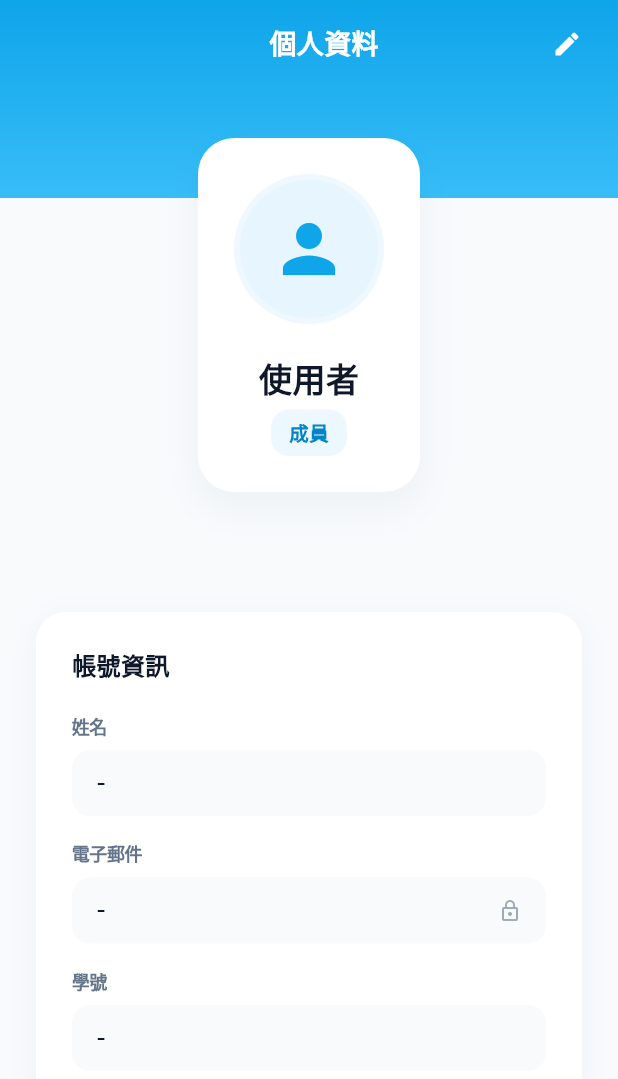
After one commit to willard302/zen_club_management_flutter, a Flutter app: the ProfileScreen screen opened by its route, on a phone screen of 412 x 824 dp. The commit adds this screen. Shown: the top 1079 px of the screen. Run offline on Flutter 3.47's test engine with Material 3 defaults, Android fonts, the phone set to English and light mode, and no system bars; our stand-ins replace audioplayers, flutter_dotenv, font_awesome_flutter, google_fonts, image_picker, supabase_flutter and 1 more; accounts and stored records are empty; network calls fail.

Commit message:
feat: 新增個人資料頁面
- 建立 lib/screens/profile_screen.dart：完整的個人資料管理頁面
  * 顯示用戶頭像、姓名、角色
  * 顯示帳號資訊（姓名、電子郵件、學號）
  * 編輯模式支持（NAME 和 STUDENT ID）
  * 儲存功能預留（待實現）
- 更新 lib/constants/app_routes.dart：添加 profile 路由
- 更新 lib/main.dart：註冊個人資料屏幕到路由系統
- 更新 lib/screens/settings_screen.dart：
  * 增強 _buildSettingItem 支持 onTap 回調
  * 「個人資訊」鏈接現在導航到個人資料頁面
- 移除 ledger_screen 中無用的 app_routes 導入
- 設計遵循現有風格：藍色漸層頭部、圓角卡片設計

```diff
--- a/lib/constants/app_routes.dart
+++ b/lib/constants/app_routes.dart
@@ -15,6 +15,9 @@ class AppRoutes {
   static const String statistics = '/statistics';
   static const String settings = '/settings';
 
+  // 個人資料
+  static const String profile = '/profile';
+
   // 編輯/詳情頁
   static const String clubLedgerEdit = '/club-ledger-edit';
 
@@ -29,6 +32,7 @@ class AppRoutes {
       calendar,
       statistics,
       settings,
+      profile,
       clubLedgerEdit,
     ];
   }
--- a/lib/main.dart
+++ b/lib/main.dart
@@ -10,6 +10,7 @@ import 'package:app/screens/ledger_screen.dart';
 import 'package:app/screens/calendar_screen.dart';
 import 'package:app/screens/settings_screen.dart';
 import 'package:app/screens/statistics_screen.dart';
+import 'package:app/screens/profile_screen.dart';
 import 'package:app/screens/club_ledger_edit_screen.dart';
 import 'package:app/providers/timer_provider.dart';
 import 'package:app/providers/ledger_provider.dart';
@@ -73,6 +74,7 @@ class ClubLedgerApp extends StatelessWidget {
         AppRoutes.calendar: (context) => const CalendarScreen(),
         AppRoutes.statistics: (context) => const StatisticsScreen(),
         AppRoutes.settings: (context) => const SettingsScreen(),
+        AppRoutes.profile: (context) => const ProfileScreen(),
         AppRoutes.clubLedgerEdit: (context) => const ClubLedgerEditScreen(),
       },
     );
--- a/lib/screens/ledger_screen.dart
+++ b/lib/screens/ledger_screen.dart
@@ -4,7 +4,6 @@ import 'package:app/theme/app_theme.dart';
 import 'package:app/providers/ledger_provider.dart';
 import 'package:app/screens/club_ledger_edit_screen.dart';
 import 'package:app/models/transaction.dart';
-import 'package:app/constants/app_routes.dart';
 import 'package:intl/intl.dart';
 import 'package:table_calendar/table_calendar.dart';
 
--- /dev/null
+++ b/lib/screens/profile_screen.dart
@@ -0,0 +1,340 @@
+import 'package:flutter/material.dart';
+import 'package:provider/provider.dart';
+import 'package:app/theme/app_theme.dart';
+import 'package:app/providers/user_provider.dart';
+
+class ProfileScreen extends StatefulWidget {
+  const ProfileScreen({super.key});
+
+  @override
+  State<ProfileScreen> createState() => _ProfileScreenState();
+}
+
+class _ProfileScreenState extends State<ProfileScreen> {
+  bool _isEditing = false;
+  late TextEditingController _nameController;
+  late TextEditingController _emailController;
+  late TextEditingController _studentIdController;
+
+  @override
+  void initState() {
+    super.initState();
+    final userProvider = context.read<UserProvider>();
+    _nameController = TextEditingController(text: userProvider.currentUser?.name ?? '');
+    _emailController = TextEditingController(text: userProvider.currentUser?.email ?? '');
+    _studentIdController = TextEditingController(text: userProvider.currentUser?.studentId ?? '');
+  }
+
+  @override
+  void dispose() {
+    _nameController.dispose();
+    _emailController.dispose();
+    _studentIdController.dispose();
+    super.dispose();
+  }
+
+  @override
+  Widget build(BuildContext context) {
+    return Scaffold(
+      backgroundColor: AppTheme.backgroundLight,
+      body: SafeArea(
+        bottom: false,
+        child: SingleChildScrollView(
+          child: ConstrainedBox(
+            constraints: BoxConstraints(
+              minHeight: MediaQuery.of(context).size.height -
+                         MediaQuery.of(context).padding.top -
+                         MediaQuery.of(context).padding.bottom,
+            ),
+            child: Column(
+              children: [
+                _buildHeader(),
+                _buildProfileContent(context),
+              ],
+            ),
+          ),
+        ),
+      ),
+    );
+  }
+
+  Widget _buildHeader() {
+    return Container(
+      padding: const EdgeInsets.only(top: 16, bottom: 90, left: 24, right: 24),
+      decoration: const BoxDecoration(
+        gradient: LinearGradient(
+          begin: Alignment.topCenter,
+          end: Alignment.bottomCenter,
+          colors: [AppTheme.skyBlue, Color(0xFF38BDF8)],
+        ),
+      ),
+      child: Row(
+        mainAxisAlignment: MainAxisAlignment.spaceBetween,
+        children: [
+          const SizedBox(width: 40),
+          const Text(
+            '個人資料',
+            style: TextStyle(
+              color: Colors.white,
+              fontSize: 18,
+              fontWeight: FontWeight.w600,
+            ),
+          ),
+          GestureDetector(
+            onTap: () {
+              setState(() {
+                _isEditing = !_isEditing;
+              });
+            },
+            child: Icon(
+              _isEditing ? Icons.close : Icons.edit,
+              color: Colors.white,
+              size: 20,
+            ),
+          ),
+        ],
+      ),
+    );
+  }
+
+  Widget _buildProfileContent(BuildContext context) {
+    return Padding(
+      padding: const EdgeInsets.symmetric(horizontal: 24),
+      child: Column(
+        children: [
+          Transform.translate(
+            offset: const Offset(0, -40),
+            child: _buildProfileCard(),
+          ),
+          _buildInfoSection(context),
+          const SizedBox(height: 100),
+        ],
+      ),
+    );
+  }
+
+  Widget _buildProfileCard() {
+    return Consumer<UserProvider>(
+      builder: (context, userProvider, child) {
+        final user = userProvider.currentUser;
+        return Container(
+          padding: const EdgeInsets.all(24),
+          decoration: BoxDecoration(
+            color: Colors.white,
+            borderRadius: BorderRadius.circular(24),
+            boxShadow: [
+              BoxShadow(
+                color: const Color(0xFF0C4A6E).withValues(alpha: 0.05),
+                blurRadius: 20,
+                offset: const Offset(0, 10),
+              )
+            ],
+          ),
+          child: Column(
+            children: [
+              Stack(
+                alignment: Alignment.bottomRight,
+                children: [
+                  Container(
+                    width: 100,
+                    height: 100,
+                    decoration: BoxDecoration(
+                      color: AppTheme.skyLight.withValues(alpha: 0.8),
+                      shape: BoxShape.circle,
+                      border: Border.all(
+                        color: Colors.white.withValues(alpha: 0.3),
+                        width: 4,
+                      ),
+                    ),
+                    child: const Icon(
+                      Icons.person,
+                      color: AppTheme.skyBlue,
+                      size: 52,
+                    ),
+                  ),
+                ],
+              ),
+              const SizedBox(height: 20),
+              Text(
+                user?.name ?? '使用者',
+                style: const TextStyle(
+                  fontSize: 22,
+                  fontWeight: FontWeight.bold,
+                  color: AppTheme.textDark,
+                ),
+              ),
+              const SizedBox(height: 6),
+              Container(
+                padding: const EdgeInsets.symmetric(horizontal: 12, vertical: 6),
+                decoration: BoxDecoration(
+                  color: AppTheme.skyLight.withValues(alpha: 0.6),
+                  borderRadius: BorderRadius.circular(12),
+                ),
+                child: Text(
+                  user?.role ?? '成員',
+                  style: const TextStyle(
+                    fontSize: 13,
+                    fontWeight: FontWeight.w600,
+                    color: AppTheme.skyDeep,
+                  ),
+                ),
+              ),
+            ],
+          ),
+        );
+      },
+    );
+  }
+
+  Widget _buildInfoSection(BuildContext context) {
+    return Consumer<UserProvider>(
+      builder: (context, userProvider, child) {
+        return Container(
+          margin: const EdgeInsets.only(top: 40),
+          padding: const EdgeInsets.all(24),
+          decoration: BoxDecoration(
+            color: Colors.white,
+            borderRadius: BorderRadius.circular(20),
+            boxShadow: [
+              BoxShadow(
+                color: const Color(0xFF0C4A6E).withValues(alpha: 0.04),
+                blurRadius: 16,
+                offset: const Offset(0, 4),
+              )
+            ],
+          ),
+          child: Column(
+            crossAxisAlignment: CrossAxisAlignment.start,
+            children: [
+              Row(
+                mainAxisAlignment: MainAxisAlignment.spaceBetween,
+                children: [
+                  const Text(
+                    '帳號資訊',
+                    style: TextStyle(
+                      fontSize: 16,
+                      fontWeight: FontWeight.bold,
+                      color: AppTheme.textDark,
+                    ),
+                  ),
+                  if (_isEditing)
+                    ElevatedButton(
+                      onPressed: _saveChanges,
+                      style: ElevatedButton.styleFrom(
+                        backgroundColor: AppTheme.skyBlue,
+                        padding: const EdgeInsets.symmetric(horizontal: 16, vertical: 8),
+                        shape: RoundedRectangleBorder(
+                          borderRadius: BorderRadius.circular(8),
+                        ),
+                      ),
+                      child: const Text(
+                        '保存',
+                        style: TextStyle(
+                          color: Colors.white,
+                          fontSize: 12,
+                          fontWeight: FontWeight.w600,
+                        ),
+                      ),
+                    ),
+                ],
+              ),
+              const SizedBox(height: 20),
+              _buildInfoField('姓名', userProvider.currentUser?.name ?? '-', _nameController),
+              const SizedBox(height: 16),
+              _buildInfoField('電子郵件', userProvider.currentUser?.email ?? '-', _emailController),
+              const SizedBox(height: 16),
+              _buildInfoField('學號', userProvider.currentUser?.studentId ?? '-', _studentIdController),
+            ],
+          ),
+        );
+      },
+    );
+  }
+
+  Widget _buildInfoField(String label, String value, TextEditingController controller) {
+    return Column(
+      crossAxisAlignment: CrossAxisAlignment.start,
+      children: [
+        Text(
+          label,
+          style: const TextStyle(
+            fontSize: 12,
+            fontWeight: FontWeight.w600,
+            color: AppTheme.textLight,
+            letterSpacing: -0.3,
+          ),
+        ),
+        const SizedBox(height: 8),
+        if (_isEditing && label != '電子郵件')
+          Container(
+            decoration: BoxDecoration(
+              color: AppTheme.backgroundLight,
+              borderRadius: BorderRadius.circular(12),
+              border: Border.all(
+                color: AppTheme.skyLight.withValues(alpha: 0.5),
+                width: 1,
+              ),
+            ),
+            child: TextField(
+              controller: controller,
+              enabled: _isEditing,
+              style: const TextStyle(
+                fontSize: 14,
+                fontWeight: FontWeight.w500,
+                color: AppTheme.textDark,
+              ),
+              decoration: InputDecoration(
+                border: InputBorder.none,
+                contentPadding: const EdgeInsets.symmetric(horizontal: 16, vertical: 12),
+                hintText: label,
+                hintStyle: const TextStyle(
+                  color: AppTheme.textLight,
+                  fontSize: 14,
+                ),
+              ),
+            ),
+          )
+        else
+          Container(
+            padding: const EdgeInsets.symmetric(horizontal: 16, vertical: 12),
+            decoration: BoxDecoration(
+              color: AppTheme.backgroundLight,
+              borderRadius: BorderRadius.circular(12),
+            ),
+            child: Row(
+              mainAxisAlignment: MainAxisAlignment.spaceBetween,
+              children: [
+                Text(
+                  value,
+                  style: const TextStyle(
+                    fontSize: 14,
+                    fontWeight: FontWeight.w500,
+                    color: AppTheme.textDark,
+                  ),
+                ),
+                if (label == '電子郵件')
+                  Icon(
+                    Icons.lock_outline,
+                    size: 16,
+                    color: AppTheme.textLight.withValues(alpha: 0.6),
+                  ),
+              ],
+            ),
+          ),
+      ],
+    );
+  }
+
+  void _saveChanges() {
+    // TODO: 實現儲存邏輯，調用 UserProvider 更新方法
+    ScaffoldMessenger.of(context).showSnackBar(
+      const SnackBar(
+        content: Text('個人資料已更新'),
+        backgroundColor: AppTheme.skyBlue,
+      ),
+    );
+    setState(() {
+      _isEditing = false;
+    });
+  }
+}
--- a/lib/screens/settings_screen.dart
+++ b/lib/screens/settings_screen.dart
@@ -175,14 +175,23 @@ class SettingsScreen extends StatelessWidget {
         children: [
           _buildSectionTitle('帳號設定'),
           _buildSettingsGroup([
-            _buildSettingItem(Icons.person_outline, '個人資訊', true, null),
+            _buildSettingItem(
+              Icons.person_outline,
+              '個人資訊',
+              true,
+              null,
+              onTap: () => Navigator.pushNamed(context, AppRoutes.profile),
+            ),
             _buildSettingItem(Icons.notifications_none, '通知', true, null),
             _buildSettingItem(Icons.lock_open, '隱私與安全', true, null),
           ]),
           const SizedBox(height: 32),
           _buildSectionTitle('應用程式體驗'),
           _buildSettingsGroup([
-            _buildSettingItem(Icons.palette, '主題偏好', false,
+            _buildSettingItem(
+              Icons.palette,
+              '主題偏好',
+              false,
               Container(
                 padding: const EdgeInsets.symmetric(horizontal: 8, vertical: 4),
                 decoration: BoxDecoration(
@@ -228,8 +237,12 @@ class SettingsScreen extends StatelessWidget {
     );
   }
 
-  Widget _buildSettingItem(IconData icon, String title, bool hasChevron, Widget? trailing) {
-    return Container(
+  Widget _buildSettingItem(IconData icon, String title, bool hasChevron, Widget? trailing, {VoidCallback? onTap}) {
+    return Material(
+      color: Colors.transparent,
+      child: InkWell(
+        onTap: onTap,
+        child: Container(
           padding: const EdgeInsets.symmetric(horizontal: 16, vertical: 16),
           decoration: BoxDecoration(
             border: Border(bottom: BorderSide(color: AppTheme.skyLight.withValues(alpha: 0.5), width: 0.5)),
@@ -262,6 +275,8 @@ class SettingsScreen extends StatelessWidget {
               else if (hasChevron) Icon(Icons.chevron_right, color: Colors.grey.shade300)
             ],
           ),
+        ),
+      ),
     );
   }
 
```
Lines whose indentation alone changed are shown as unchanged.
